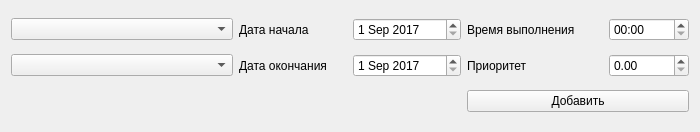
The window that head.ui (alyukovnet/timemanager) describes before a commit, drawn with Qt 5.
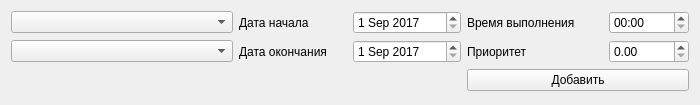
The same window after the commit.

Commit message: UI improvements & update python sources

The edit to the form file:
```diff
--- a/head.ui
+++ b/head.ui
@@ -7,7 +7,7 @@
     <x>0</x>
     <y>0</y>
     <width>700</width>
-    <height>132</height>
+    <height>105</height>
    </rect>
   </property>
   <property name="minimumSize">
```
The commit also changes 2 other files.
